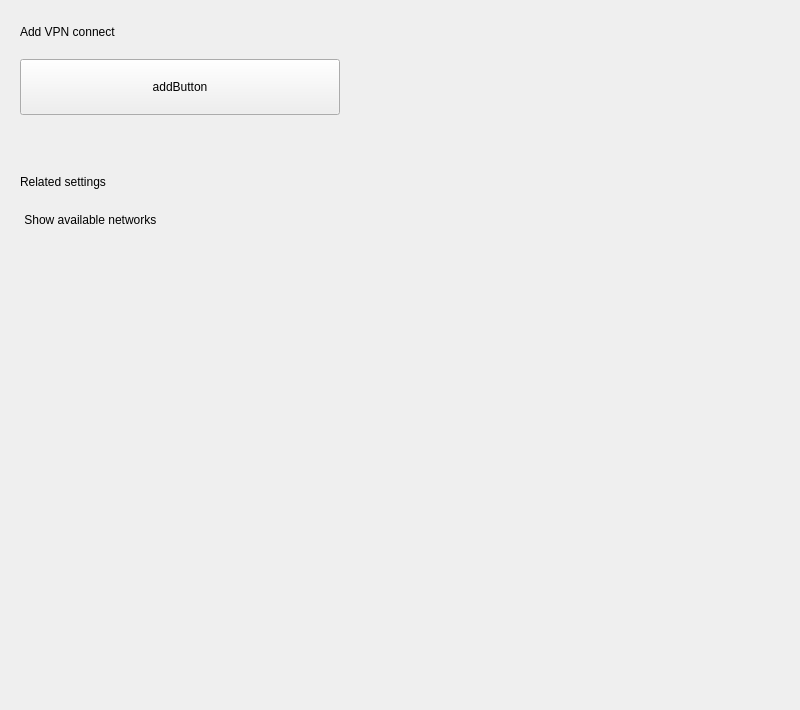
ukui/ukui-control-center, file plugins/network/vpn/vpn.ui: the form before one commit.
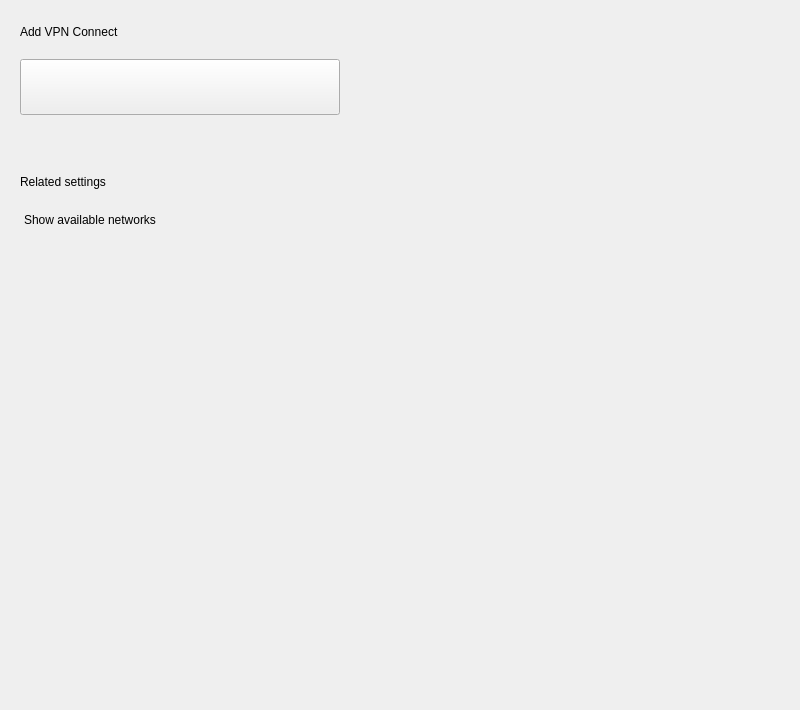
The form after the commit.

```diff
--- a/plugins/network/vpn/vpn.ui
+++ b/plugins/network/vpn/vpn.ui
@@ -69,7 +69,7 @@
           </sizepolicy>
          </property>
          <property name="text">
-          <string>Add VPN connect</string>
+          <string>Add VPN Connect</string>
          </property>
          <property name="scaledContents">
           <bool>true</bool>
@@ -96,7 +96,7 @@
             </size>
            </property>
            <property name="text">
-            <string>addButton</string>
+            <string/>
            </property>
           </widget>
          </item>
@@ -155,7 +155,7 @@
          <item>
           <widget class="QPushButton" name="pushButton_2">
            <property name="text">
-            <string>Show available networks </string>
+            <string>Show available networks</string>
            </property>
            <property name="flat">
             <bool>true</bool>
```
Left out of the diff: 4 changed lines with no effect on the pictures.
